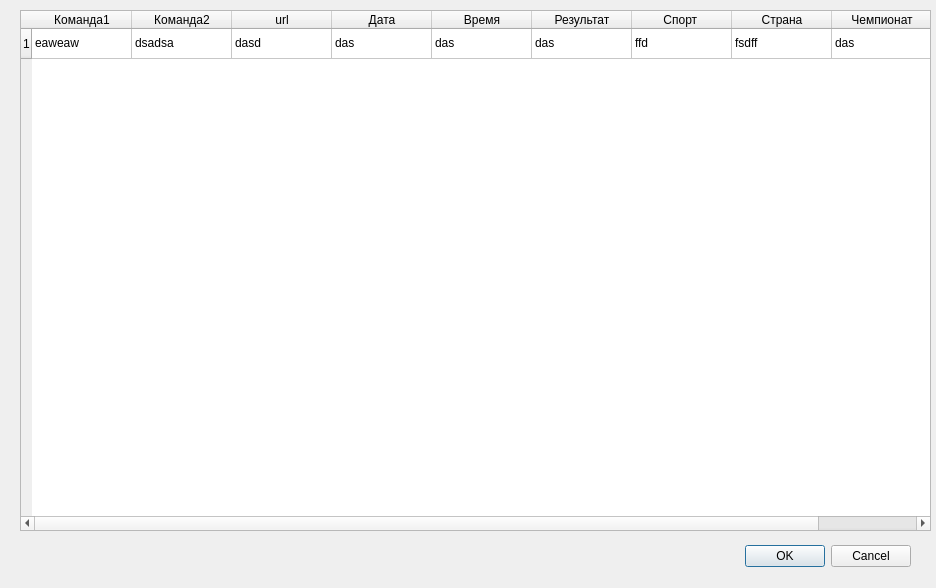
Before: the Qt Designer form untitled.ui in isys35/oddsportal_parser, drawn with Qt 5.
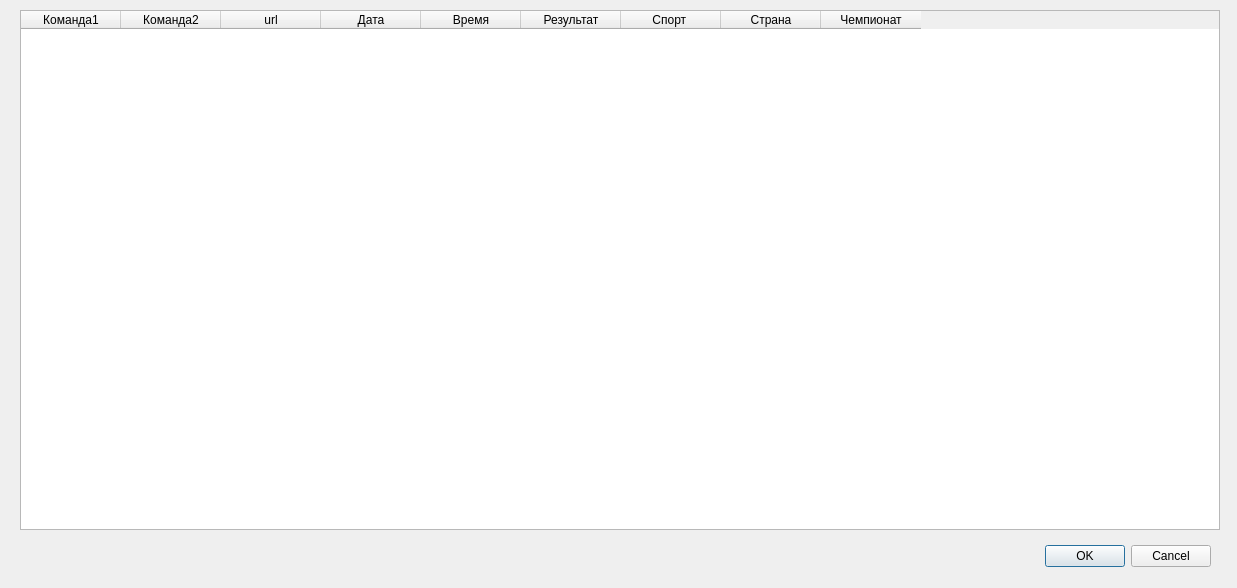
After: the same form once the commit is applied.

```diff
--- a/untitled.ui
+++ b/untitled.ui
@@ -6,7 +6,7 @@
    <rect>
     <x>0</x>
     <y>0</y>
-    <width>936</width>
+    <width>1237</width>
     <height>588</height>
    </rect>
   </property>
@@ -16,7 +16,7 @@
   <widget class="QDialogButtonBox" name="buttonBox">
    <property name="geometry">
     <rect>
-     <x>570</x>
+     <x>870</x>
      <y>540</y>
      <width>341</width>
      <height>32</height>
@@ -34,15 +34,22 @@
     <rect>
      <x>20</x>
      <y>10</y>
-     <width>911</width>
-     <height>521</height>
+     <width>1200</width>
+     <height>520</height>
     </rect>
    </property>
-   <row>
-    <property name="text">
-     <string>1</string>
-    </property>
-   </row>
+   <property name="minimumSize">
+    <size>
+     <width>1200</width>
+     <height>520</height>
+    </size>
+   </property>
+   <property name="maximumSize">
+    <size>
+     <width>1200</width>
+     <height>520</height>
+    </size>
+   </property>
    <column>
     <property name="text">
      <string>Команда1</string>
@@ -88,51 +95,6 @@
      <string>Чемпионат</string>
     </property>
    </column>
-   <item row="0" column="0">
-    <property name="text">
-     <string>eaweaw</string>
-    </property>
-   </item>
-   <item row="0" column="1">
-    <property name="text">
-     <string>dsadsa</string>
-    </property>
-   </item>
-   <item row="0" column="2">
-    <property name="text">
-     <string>dasd</string>
-    </property>
-   </item>
-   <item row="0" column="3">
-    <property name="text">
-     <string>das</string>
-    </property>
-   </item>
-   <item row="0" column="4">
-    <property name="text">
-     <string>das</string>
-    </property>
-   </item>
-   <item row="0" column="5">
-    <property name="text">
-     <string>das</string>
-    </property>
-   </item>
-   <item row="0" column="6">
-    <property name="text">
-     <string>ffd</string>
-    </property>
-   </item>
-   <item row="0" column="7">
-    <property name="text">
-     <string>fsdff</string>
-    </property>
-   </item>
-   <item row="0" column="8">
-    <property name="text">
-     <string>das</string>
-    </property>
-   </item>
   </widget>
  </widget>
  <resources/>
```
